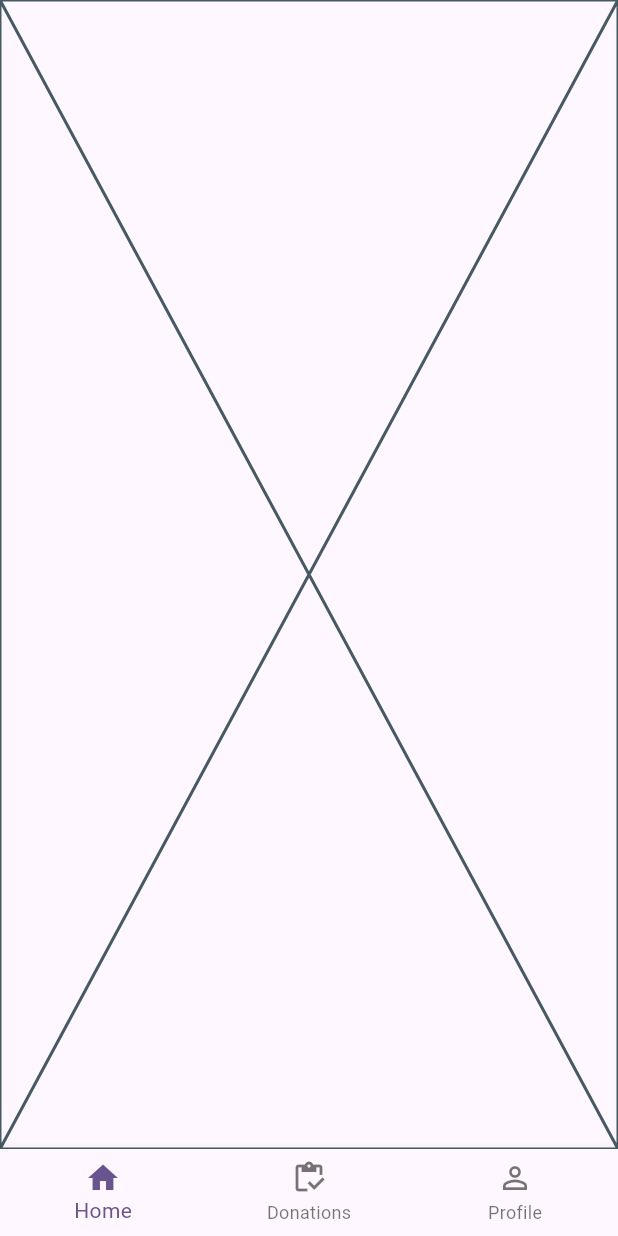
After one commit to cslabiano/SafeBites, a Flutter app: the Navbar screen opened directly, on a phone screen of 412 x 824 dp. The commit adds this screen. Run offline on Flutter 3.47's test engine with Material 3 defaults, Android fonts, the phone set to English and light mode, and no system bars.

Commit message:
feat: initialize screens

```diff
--- /dev/null
+++ b/safebite/lib/navbar.dart
@@ -0,0 +1,60 @@
+import 'package:flutter/material.dart';
+
+import 'screens/dashboard.dart';
+import 'screens/camera.dart';
+import 'screens/profile.dart';
+
+class Navbar extends StatefulWidget {
+  const Navbar({super.key});
+
+  @override
+  State<Navbar> createState() => _NavbarState();
+}
+
+class _NavbarState extends State<Navbar> {
+  int _selectedIndex = 0;
+
+  @override
+  Widget build(BuildContext context) {
+    return Scaffold(
+      resizeToAvoidBottomInset: false,
+      body: SafeArea(
+        child: IndexedStack(
+          index: _selectedIndex,
+          children: const <Widget>[Dashboard(), Camera(), Profile()],
+        ),
+      ),
+      bottomNavigationBar: BottomNavigationBar(
+        type: BottomNavigationBarType.fixed,
+        items: <BottomNavigationBarItem>[
+          BottomNavigationBarItem(
+            icon: _selectedIndex == 0
+                ? const Icon(Icons.home)
+                : const Icon(Icons.home_outlined),
+            label: 'Home',
+          ),
+          BottomNavigationBarItem(
+            icon: _selectedIndex == 1
+                ? const Icon(Icons.inventory)
+                : const Icon(Icons.inventory_outlined),
+            label: 'Donations',
+          ),
+          BottomNavigationBarItem(
+            icon: _selectedIndex == 2
+                ? const Icon(Icons.person)
+                : const Icon(Icons.person_outline),
+            label: 'Profile',
+          ),
+        ],
+        currentIndex: _selectedIndex,
+        onTap: (int index) {
+          setState(
+            () {
+              _selectedIndex = index;
+            },
+          );
+        },
+      ),
+    );
+  }
+}
--- /dev/null
+++ b/safebite/lib/screens/camera.dart
@@ -0,0 +1,15 @@
+import 'package:flutter/material.dart';
+
+class Camera extends StatefulWidget {
+  const Camera({super.key});
+
+  @override
+  State<Camera> createState() => _CameraState();
+}
+
+class _CameraState extends State<Camera> {
+  @override
+  Widget build(BuildContext context) {
+    return const Placeholder();
+  }
+}
--- /dev/null
+++ b/safebite/lib/screens/dashboard.dart
@@ -0,0 +1,15 @@
+import 'package:flutter/material.dart';
+
+class Dashboard extends StatefulWidget {
+  const Dashboard({super.key});
+
+  @override
+  State<Dashboard> createState() => _DashboardState();
+}
+
+class _DashboardState extends State<Dashboard> {
+  @override
+  Widget build(BuildContext context) {
+    return const Placeholder();
+  }
+}
--- /dev/null
+++ b/safebite/lib/screens/profile.dart
@@ -0,0 +1,15 @@
+import 'package:flutter/material.dart';
+
+class Profile extends StatefulWidget {
+  const Profile({super.key});
+
+  @override
+  State<Profile> createState() => _ProfileState();
+}
+
+class _ProfileState extends State<Profile> {
+  @override
+  Widget build(BuildContext context) {
+    return const Placeholder();
+  }
+}
```
Also changed, not shown: safebite/lib/screens/auth/sign_in.dart (+9 -4 lines).
